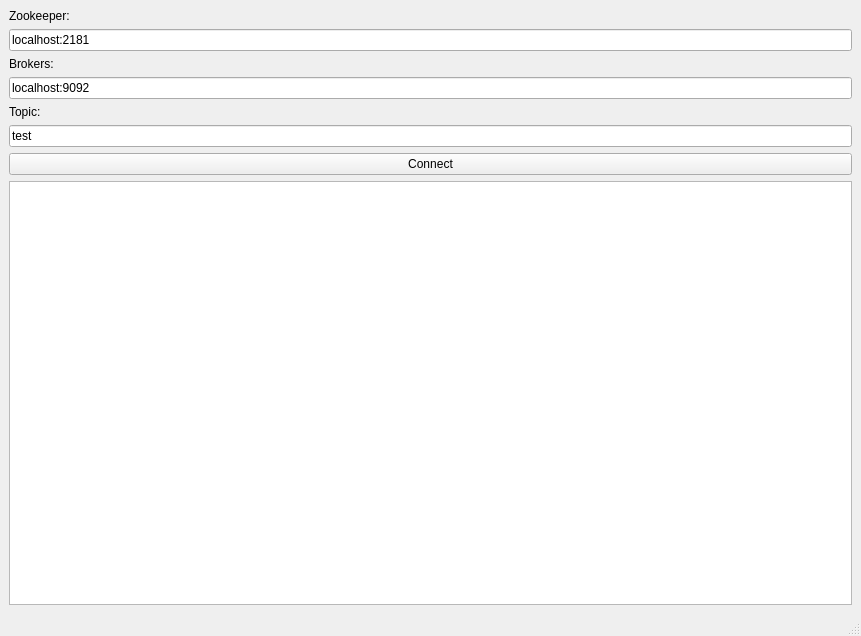
mustafmst/JackDaw-Tool, file JackDawTool/gui/MainWindowLayout.ui: the form before one commit.
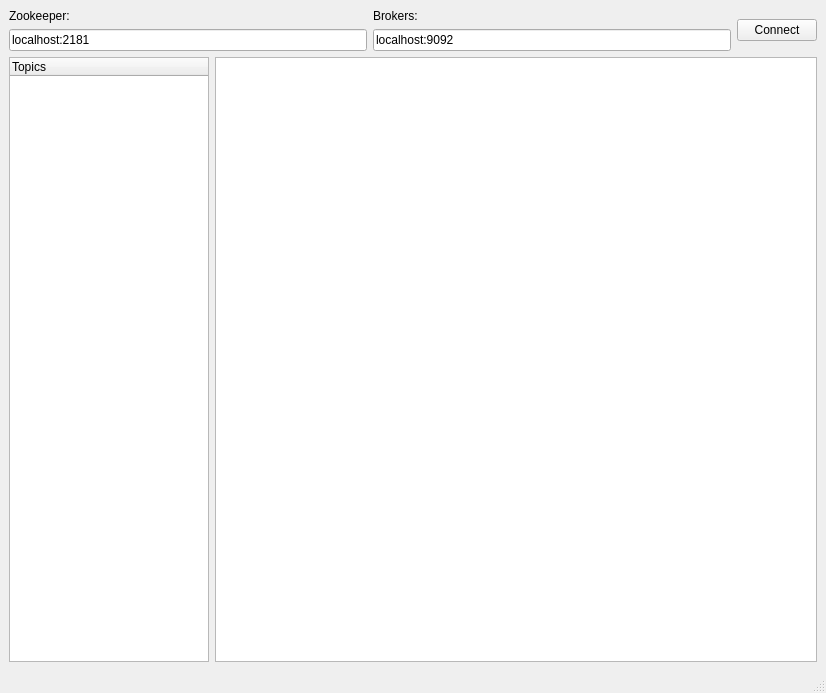
The form after the commit.

```diff
--- a/JackDawTool/gui/MainWindowLayout.ui
+++ b/JackDawTool/gui/MainWindowLayout.ui
@@ -6,8 +6,8 @@
    <rect>
     <x>0</x>
     <y>0</y>
-    <width>861</width>
-    <height>636</height>
+    <width>826</width>
+    <height>693</height>
    </rect>
   </property>
   <property name="windowTitle">
@@ -16,6 +16,10 @@
   <widget class="QWidget" name="centralwidget">
    <layout class="QVBoxLayout" name="verticalLayout">
     <item>
+     <layout class="QHBoxLayout" name="horizontalLayout">
+      <item>
+       <layout class="QVBoxLayout" name="verticalLayout_3">
+        <item>
      <widget class="QLabel" name="labelZookeeper">
       <property name="text">
        <string>Zookeeper:</string>
@@ -29,6 +33,10 @@
       </property>
      </widget>
     </item>
+       </layout>
+      </item>
+      <item>
+       <layout class="QVBoxLayout" name="verticalLayout_5">
     <item>
      <widget class="QLabel" name="labelBrokers">
       <property name="text">
@@ -43,29 +51,48 @@
       </property>
      </widget>
     </item>
-    <item>
-     <widget class="QLabel" name="labelTopic">
-      <property name="text">
-       <string>Topic:</string>
-      </property>
-     </widget>
+       </layout>
     </item>
     <item>
-     <widget class="QLineEdit" name="lineEditTopic">
-      <property name="text">
-       <string>test</string>
-      </property>
-     </widget>
-    </item>
+       <layout class="QVBoxLayout" name="verticalLayout_4">
     <item>
-     <widget class="QPushButton" name="buttoneConnect">
+         <widget class="QPushButton" name="buttonConnect">
+          <property name="sizePolicy">
+           <sizepolicy hsizetype="Maximum" vsizetype="Maximum">
+            <horstretch>6</horstretch>
+            <verstretch>22</verstretch>
+           </sizepolicy>
+          </property>
       <property name="text">
        <string>Connect</string>
       </property>
      </widget>
     </item>
+       </layout>
+      </item>
+     </layout>
+    </item>
     <item>
-     <widget class="QTextBrowser" name="messages"/>
+     <layout class="QHBoxLayout" name="horizontalLayout_2">
+      <item>
+       <widget class="QTreeWidget" name="treeWidget">
+        <property name="maximumSize">
+         <size>
+          <width>200</width>
+          <height>16777215</height>
+         </size>
+        </property>
+        <column>
+         <property name="text">
+          <string>Topics</string>
+         </property>
+        </column>
+       </widget>
+      </item>
+      <item>
+       <widget class="QTableView" name="tableView"/>
+      </item>
+     </layout>
     </item>
    </layout>
   </widget>
```
Left out of the diff: 4 changed lines with no effect on the pictures. Lines whose indentation alone changed are shown as unchanged.
